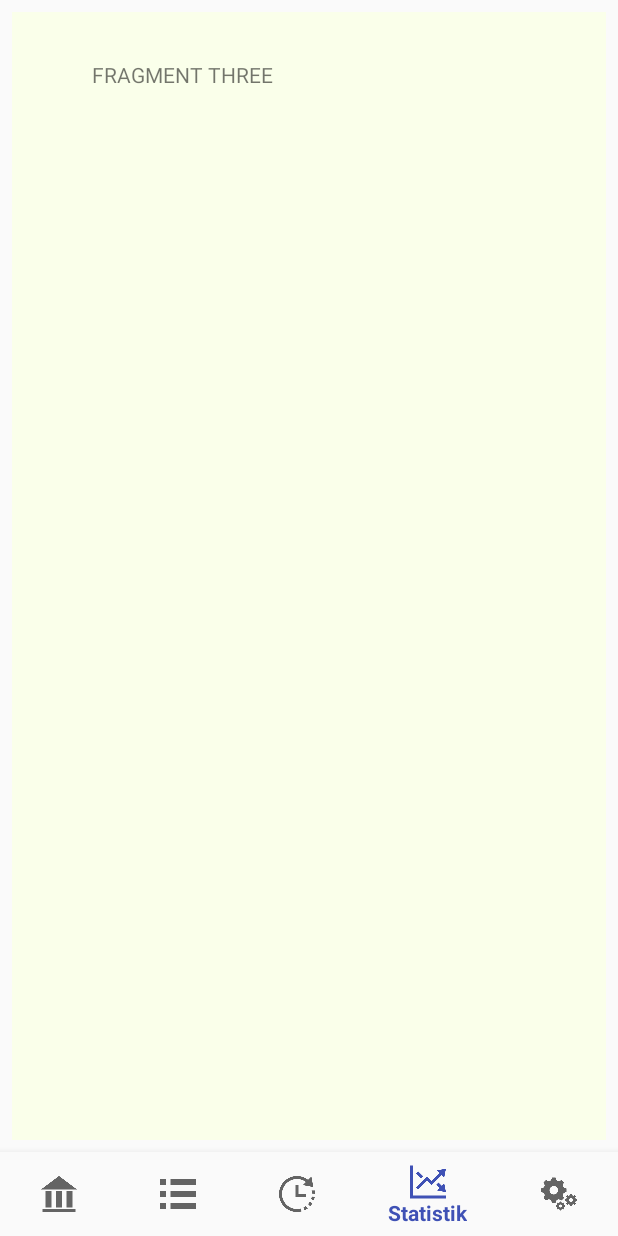
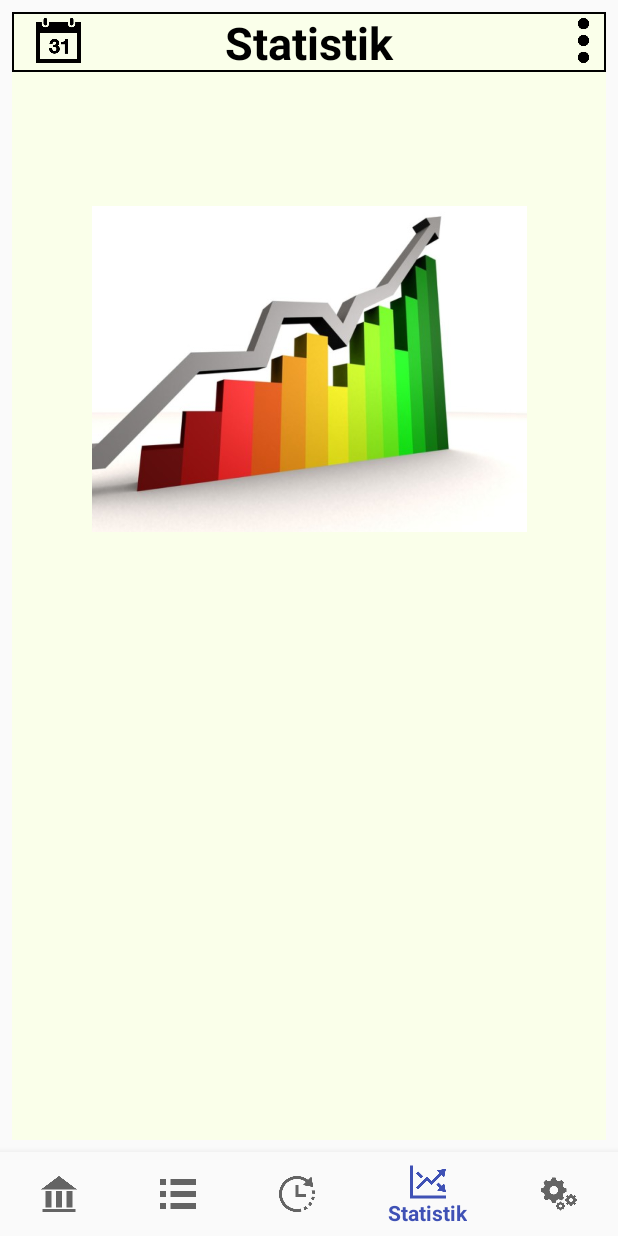
Before and after one commit to 04Afternoon/Finance, an Android app: the fragment FragmentMonths placed in its activity, item 4 of the bottom bar chosen, on a phone screen of 412 x 824 dp. Run offline under Robolectric (Android 15) with nearby library versions, the phone set to English and light mode, and no system bars; 5 statements that could not run were skipped.

Commit message:
on button click prototypes, click animation, pic in statsfragment

```diff
--- a/app/src/main/java/me/finance/finance/FragmentBalance.java
+++ b/app/src/main/java/me/finance/finance/FragmentBalance.java
@@ -1,17 +1,31 @@
 package me.finance.finance;
 
 
+import android.app.Activity;
+import android.content.Context;
+import android.graphics.PorterDuff;
 import android.os.Bundle;
 import android.support.v4.app.Fragment;
 import android.view.LayoutInflater;
+import android.view.MotionEvent;
 import android.view.View;
 import android.view.ViewGroup;
+import android.widget.Button;
+import android.widget.ImageButton;
+import android.widget.Toast;
 
 
 /**
  * A simple {@link Fragment} subclass.
  */
 public class FragmentBalance extends Fragment {
+
+    private Context context;
+    @Override
+    public void onAttach(Activity activity) {
+        super.onAttach(activity);
+        context = getContext();
+    }
 
 
     public FragmentBalance() {
@@ -23,7 +37,52 @@ public class FragmentBalance extends Fragment {
     public View onCreateView(LayoutInflater inflater, ViewGroup container,
                              Bundle savedInstanceState) {
         // Inflate the layout for this fragment
-        return inflater.inflate(R.layout.fragment_balance, container, false);
+        View view = inflater.inflate(R.layout.fragment_balance, container, false);
+
+        Button einnahmen_button = view.findViewById(R.id.einnahmen);
+        Button ausgaben_button = view.findViewById(R.id.ausgaben);
+
+        buttonEffect(einnahmen_button);
+        buttonEffect(ausgaben_button);
+
+        einnahmen_button.setOnClickListener(new View.OnClickListener() {
+            @Override
+            public void onClick(View view) {
+                Toast toast = Toast.makeText(context, "TODO: IMPLEMENT EINNAHMEN BUTTON", Toast.LENGTH_SHORT);
+                toast.show();
+            }
+        });
+
+        ausgaben_button.setOnClickListener(new View.OnClickListener() {
+            @Override
+            public void onClick(View view) {
+                Toast toast = Toast.makeText(context, "TODO: IMPLEMENT AUSGABEN BUTTON", Toast.LENGTH_SHORT);
+                toast.show();
+            }
+        });
+
+        return view;
     }
 
+    //copied from https://stackoverflow.com/questions/7175873/click-effect-on-button-in-android
+    public static void buttonEffect(View button){
+        button.setOnTouchListener(new View.OnTouchListener() {
+
+            public boolean onTouch(View v, MotionEvent event) {
+                switch (event.getAction()) {
+                    case MotionEvent.ACTION_DOWN: {
+                        v.getBackground().setColorFilter(0xe0f47521, PorterDuff.Mode.SRC_ATOP);
+                        v.invalidate();
+                        break;
+                    }
+                    case MotionEvent.ACTION_UP: {
+                        v.getBackground().clearColorFilter();
+                        v.invalidate();
+                        break;
+                    }
+                }
+                return false;
+            }
+        });
+    }
 }
--- a/app/src/main/java/me/finance/finance/FragmentMonths.java
+++ b/app/src/main/java/me/finance/finance/FragmentMonths.java
@@ -1,13 +1,19 @@
 package me.finance.finance;
 
 
+import android.app.Activity;
 import android.content.Context;
+import android.graphics.PorterDuff;
 import android.os.Bundle;
 import android.support.v4.app.Fragment;
 import android.view.LayoutInflater;
+import android.view.MotionEvent;
 import android.view.View;
 import android.view.ViewGroup;
+import android.widget.Button;
+import android.widget.ImageButton;
 import android.widget.ListView;
+import android.widget.Toast;
 
 import java.util.ArrayList;
 import java.util.concurrent.ThreadLocalRandom;
@@ -18,13 +24,17 @@ import java.util.concurrent.ThreadLocalRandom;
  */
 public class FragmentMonths extends Fragment {
     private ListView mListView;
-    private Context context;
+    private Context context, containerContext;
     private View view;
 
     public FragmentMonths() {
         // Required empty public constructor
     }
-
+    @Override
+    public void onAttach(Activity activity) {
+        super.onAttach(activity);
+        context = getContext();
+    }
 
     @Override
     public View onCreateView(LayoutInflater inflater, ViewGroup container,
@@ -32,7 +42,29 @@ public class FragmentMonths extends Fragment {
 
         view = inflater.inflate(R.layout.fragment_months, container, false);
         mListView = (ListView) view.findViewById(R.id.monthly_list);
-        context = container.getContext();
+        containerContext = container.getContext();
+
+        ImageButton calender_button = view.findViewById(R.id.calender_button);
+        ImageButton search_button = view.findViewById(R.id.months_search_button);
+
+        buttonEffect(calender_button);
+        buttonEffect(search_button);
+
+        calender_button.setOnClickListener(new View.OnClickListener() {
+            @Override
+            public void onClick(View view) {
+                Toast toast = Toast.makeText(context, "TODO: IMPLEMENT CALENDER BUTTON", Toast.LENGTH_SHORT);
+                toast.show();
+            }
+        });
+
+        search_button.setOnClickListener(new View.OnClickListener() {
+            @Override
+            public void onClick(View view) {
+                Toast toast = Toast.makeText(context, "TODO: IMPLEMENT SEARCH BUTTON", Toast.LENGTH_SHORT);
+                toast.show();
+            }
+        });
 
         populateListView();
 
@@ -50,10 +82,33 @@ public class FragmentMonths extends Fragment {
 
         System.out.println("DEBUG:" + itemsArrayList);
 
-        CustomAdapter adapter = new CustomAdapter(context, itemsArrayList);
+        CustomAdapter adapter = new CustomAdapter(containerContext, itemsArrayList);
 
         ListView itemsListView  = (ListView) view.findViewById(R.id.monthly_list);
         itemsListView.setAdapter(adapter);
     }
 
+
+    //copied from https://stackoverflow.com/questions/7175873/click-effect-on-button-in-android
+    public static void buttonEffect(View button){
+        button.setOnTouchListener(new View.OnTouchListener() {
+
+            public boolean onTouch(View v, MotionEvent event) {
+                switch (event.getAction()) {
+                    case MotionEvent.ACTION_DOWN: {
+                        v.getBackground().setColorFilter(0xe0f47521, PorterDuff.Mode.SRC_ATOP);
+                        v.invalidate();
+                        break;
+                    }
+                    case MotionEvent.ACTION_UP: {
+                        v.getBackground().clearColorFilter();
+                        v.invalidate();
+                        break;
+                    }
+                }
+                return false;
+            }
+        });
+    }
+
 }
--- a/app/src/main/java/me/finance/finance/FragmentStats.java
+++ b/app/src/main/java/me/finance/finance/FragmentStats.java
@@ -1,13 +1,27 @@
 package me.finance.finance;
 
+import android.app.Activity;
+import android.content.Context;
+import android.graphics.PorterDuff;
 import android.os.Bundle;
 import android.support.v4.app.Fragment;
 import android.view.LayoutInflater;
+import android.view.MotionEvent;
 import android.view.View;
 import android.view.ViewGroup;
+import android.widget.ImageButton;
+import android.widget.Toast;
 
 
 public class FragmentStats extends Fragment {
+
+    private Context context;
+
+    @Override
+    public void onAttach(Activity activity) {
+        super.onAttach(activity);
+        context = getContext();
+    }
 
     public FragmentStats() {
         // Required empty public constructor
@@ -18,7 +32,54 @@ public class FragmentStats extends Fragment {
     public View onCreateView(LayoutInflater inflater, ViewGroup container,
                              Bundle savedInstanceState) {
         // Inflate the layout for this fragment
-        return inflater.inflate(R.layout.fragment_stats, container, false);
+        View view = inflater.inflate(R.layout.fragment_stats, container, false);
+
+        ImageButton calender_button = view.findViewById(R.id.stats_calender_button);
+        ImageButton menu_button = view.findViewById(R.id.stats_menu_button);
+
+        buttonEffect(calender_button);
+        buttonEffect(menu_button);
+
+        calender_button.setOnClickListener(new View.OnClickListener() {
+            @Override
+            public void onClick(View view) {
+                Toast toast = Toast.makeText(context, "TODO: IMPLEMENT CALENDER BUTTON", Toast.LENGTH_SHORT);
+                toast.show();
+            }
+        });
+
+        menu_button.setOnClickListener(new View.OnClickListener() {
+            @Override
+            public void onClick(View view) {
+                Toast toast = Toast.makeText(context, "TODO: IMPLEMENT MENU BUTTON", Toast.LENGTH_SHORT);
+                toast.show();
+            }
+        });
+
+        return view;
+    }
+
+
+    //copied from https://stackoverflow.com/questions/7175873/click-effect-on-button-in-android
+    public static void buttonEffect(View button){
+        button.setOnTouchListener(new View.OnTouchListener() {
+
+            public boolean onTouch(View v, MotionEvent event) {
+                switch (event.getAction()) {
+                    case MotionEvent.ACTION_DOWN: {
+                        v.getBackground().setColorFilter(0xe0f47521, PorterDuff.Mode.SRC_ATOP);
+                        v.invalidate();
+                        break;
+                    }
+                    case MotionEvent.ACTION_UP: {
+                        v.getBackground().clearColorFilter();
+                        v.invalidate();
+                        break;
+                    }
+                }
+                return false;
+            }
+        });
     }
 
 }
--- a/app/src/main/java/me/finance/finance/MainActivity.java
+++ b/app/src/main/java/me/finance/finance/MainActivity.java
@@ -6,6 +6,7 @@ import android.support.design.widget.BottomNavigationView;
 import android.support.v4.app.FragmentActivity;
 import android.support.v4.app.FragmentManager;
 import android.view.MenuItem;
+import android.widget.Button;
 import android.widget.TextView;
 
 public class MainActivity extends FragmentActivity {
@@ -65,4 +66,6 @@ public class MainActivity extends FragmentActivity {
         databaseHandler.close();
     }
 
+
+
 }
--- a/app/src/main/res/layout/fragment_months.xml
+++ b/app/src/main/res/layout/fragment_months.xml
@@ -65,8 +65,8 @@
             android:id="@+id/months_search_button"
             android:layout_width="44dp"
             android:layout_height="43dp"
-            android:background="@android:color/transparent"
-            android:src="@android:drawable/ic_search_category_default"
+            android:background="@android:drawable/ic_search_category_default"
+            android:backgroundTint="@android:color/black"
             android:tint="@android:color/black"
             app:layout_constraintEnd_toEndOf="parent"
             app:layout_constraintTop_toTopOf="parent" />
--- a/app/src/main/res/layout/fragment_permanents.xml
+++ b/app/src/main/res/layout/fragment_permanents.xml
@@ -53,8 +53,8 @@
             android:id="@+id/add_perms_button"
             android:layout_width="44dp"
             android:layout_height="43dp"
-            android:background="@android:color/transparent"
-            android:src="@android:drawable/ic_menu_add"
+            android:background="@android:drawable/ic_menu_add"
+            android:backgroundTint="@android:color/black"
             android:tint="@android:color/black"
             app:layout_constraintEnd_toEndOf="parent"
             app:layout_constraintTop_toTopOf="parent" />
--- a/app/src/main/res/layout/fragment_stats.xml
+++ b/app/src/main/res/layout/fragment_stats.xml
@@ -1,4 +1,5 @@
 <FrameLayout xmlns:android="http://schemas.android.com/apk/res/android"
+    xmlns:app="http://schemas.android.com/apk/res-auto"
     xmlns:tools="http://schemas.android.com/tools"
     android:layout_width="match_parent"
     android:layout_height="match_parent"
@@ -6,8 +7,54 @@
     tools:context=".FragmentStats">
 
     <!-- TODO: Update blank fragment layout -->
+    <android.support.constraint.ConstraintLayout
+        android:layout_width="match_parent"
+        android:layout_height="match_parent">
+
+         <ImageButton
+            android:id="@+id/stats_calender_button"
+            android:layout_width="30dp"
+            android:layout_height="30dp"
+            android:layout_marginStart="16dp"
+            android:layout_marginTop="4dp"
+            android:background="@drawable/calender"
+            app:layout_constraintStart_toStartOf="parent"
+            app:layout_constraintTop_toTopOf="parent" />
+
+
+        <ImageButton
+            android:id="@+id/stats_menu_button"
+            android:layout_width="30dp"
+            android:layout_height="30dp"
+            android:layout_marginTop="4dp"
+            android:background="@drawable/menu"
+            app:layout_constraintEnd_toEndOf="parent"
+            app:layout_constraintTop_toTopOf="parent" />
+
+        <ImageView
+            android:id="@+id/imageView"
+            android:layout_width="290dp"
+            android:layout_height="236dp"
+            android:layout_marginEnd="8dp"
+            android:layout_marginStart="8dp"
+            android:layout_marginTop="120dp"
+            android:src="@drawable/statistik"
+            app:layout_constraintEnd_toEndOf="parent"
+            app:layout_constraintStart_toStartOf="parent"
+            app:layout_constraintTop_toTopOf="parent" />
+
+    </android.support.constraint.ConstraintLayout>
+
     <TextView
         android:layout_width="match_parent"
-        android:layout_height="match_parent"
-        android:text="\n\n\t\t\t\tFRAGMENT THREE" />
+        android:layout_height="40dp"
+        android:layout_centerHorizontal="true"
+        android:background="@drawable/border"
+        android:gravity="center"
+        android:text="Statistik"
+        android:textAlignment="center"
+        android:textColor="#000000"
+        android:textSize="30sp"
+        android:textStyle="bold" />
+
 </FrameLayout>
```
Also changed, not shown: app/src/main/java/me/finance/finance/FragmentPermanents.java (+50 -3 lines), app/src/main/java/me/finance/finance/FragmentSettings.java (+33 -1 lines), app/src/main/res/drawable/menu.png (added), app/src/main/res/drawable/statistik.jpg (added).
